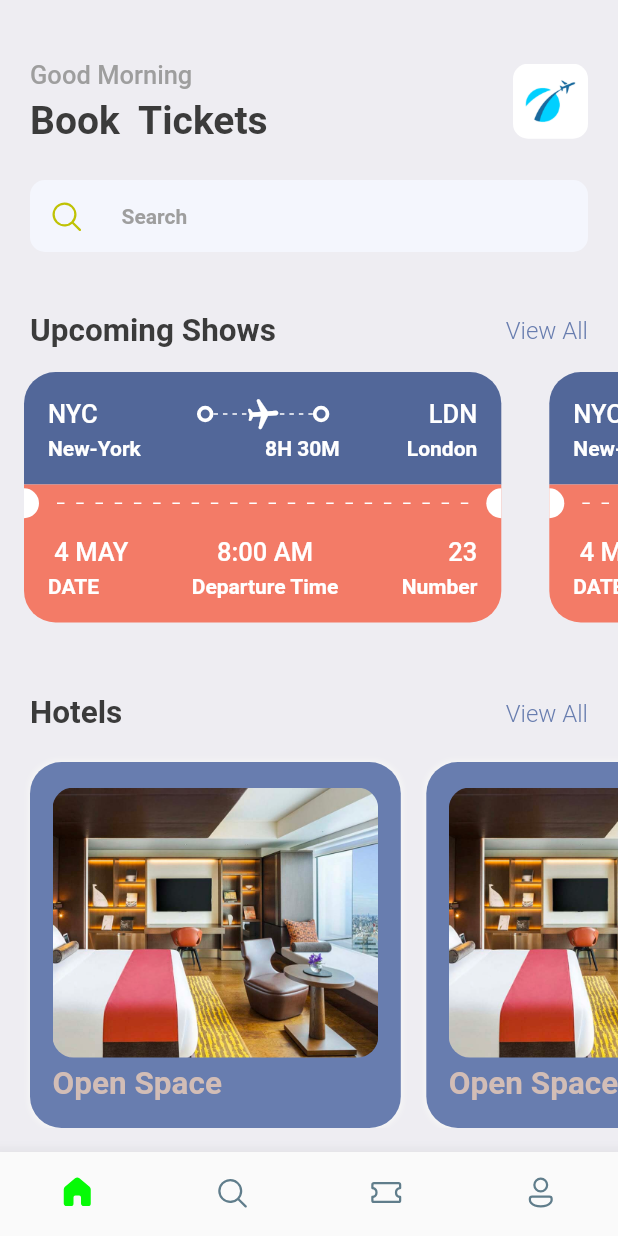
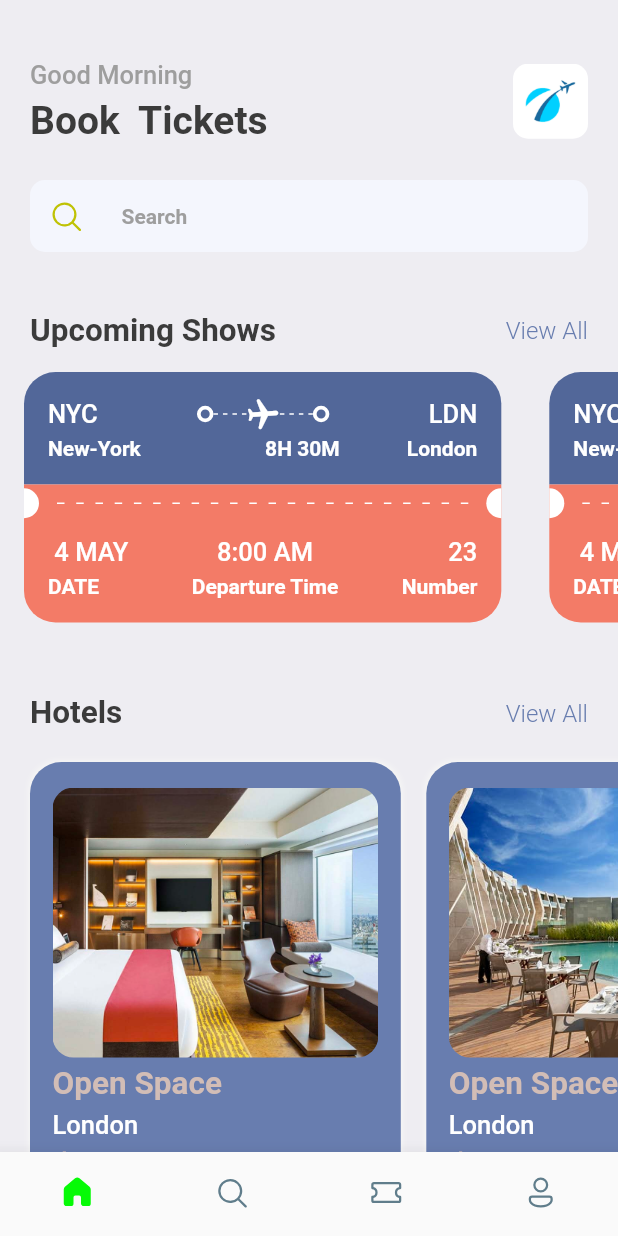
Before and after one commit to thee-alpha-dennis/Ticket-Booking-Application, a Flutter app: the screen it shows after launch, on a phone screen of 412 x 824 dp. Run offline on Flutter 3.47's test engine with Material 2 defaults, Android fonts, the phone set to English and light mode, and no system bars; our stand-ins replace fluentui_icons, gap.

Commit message:
Made the hotel pictures dynamic

```diff
--- a/lib/screens/home_screen.dart
+++ b/lib/screens/home_screen.dart
@@ -4,6 +4,8 @@ import 'package:gap/gap.dart';
 import 'package:ticket_booking/screens/hotel_screen.dart';
 import 'package:ticket_booking/screens/ticket_view.dart';
 import 'package:ticket_booking/utils/app_styles.dart';
+
+import '../utils/info_list.dart';
 
 class HomeScreen extends StatelessWidget {
   const HomeScreen({super.key});
@@ -125,13 +127,9 @@ class HomeScreen extends StatelessWidget {
               scrollDirection: Axis.horizontal,
               padding: EdgeInsets.only(left: 20),
               child: Row(
-                children: [
-                  HotelScreen(),
-                  HotelScreen(),
-                  HotelScreen(),
-                  HotelScreen(),
-                  HotelScreen(),
-                ],
+                children: hotelList
+                    .map((singlehotel) => HotelScreen(hotels: singlehotel))
+                    .toList(),
               )),
         ],
       ),
--- a/lib/screens/hotel_screen.dart
+++ b/lib/screens/hotel_screen.dart
@@ -4,7 +4,8 @@ import 'package:ticket_booking/utils/app_layout.dart';
 import 'package:ticket_booking/utils/app_styles.dart';
 
 class HotelScreen extends StatelessWidget {
-  const HotelScreen({super.key});
+  final Map<String, dynamic> hotels;
+  const HotelScreen({super.key, required this.hotels});
 
   @override
   Widget build(BuildContext context) {
@@ -27,8 +28,8 @@ class HotelScreen extends StatelessWidget {
           decoration: BoxDecoration(
             borderRadius: BorderRadius.circular(14),
             color: Styles.primaryColor,
-            image: const DecorationImage(
-              image: AssetImage("assets/images/one.png"),
+            image: DecorationImage(
+              image: AssetImage("assets/images/${hotels['image']}"),
               fit: BoxFit.cover,
             ),
           ),
@@ -38,6 +39,16 @@ class HotelScreen extends StatelessWidget {
           'Open Space',
           style: Styles.headLineStyle2.copyWith(color: Styles.kakiColor),
         ),
+        Gap(5),
+        Text(
+          'London',
+          style: Styles.headLineStyle3.copyWith(color: Colors.white),
+        ),
+        Gap(5),
+        Text(
+          '\$40/night',
+          style: Styles.headLineStyle1.copyWith(color: Styles.kakiColor),
+        ),
       ]),
     );
   }
--- a/lib/screens/thick_container_demo.dart
+++ /dev/null
@@ -1,16 +0,0 @@
-import 'package:flutter/material.dart';
-
-class ThickContainer extends StatelessWidget {
-  const ThickContainer({super.key});
-
-  @override
-  Widget build(BuildContext context) {
-    return Container(
-      padding: const EdgeInsets.all(3.0),
-      decoration: BoxDecoration(
-        borderRadius: BorderRadius.circular(20),
-        border: Border.all(width: 2.5, color: Colors.white),
-      ),
-    );
-  }
-}
--- /dev/null
+++ b/lib/utils/info_list.dart
@@ -0,0 +1,20 @@
+List<Map< /*key*/ String, /*value*/ dynamic>> hotelList = [
+  {
+    'image': 'one.png',
+    'place': 'Open Space', //1
+    'destination': 'London',
+    'price': '25'
+  },
+  {
+    'image': 'two.png',
+    'place': 'Global Hills', //2
+    'destination': 'Nairobi',
+    'price': 40
+  },
+  {
+    'image': 'three.png',
+    'place': 'Pioneer Avenue', //
+    'destination': 'London',
+    'price': 78
+  }
+];
```
